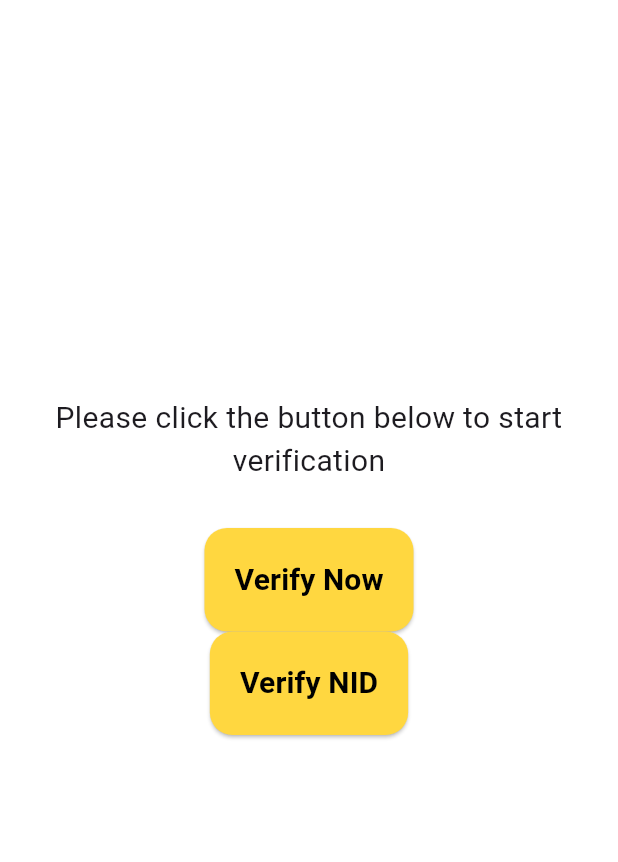
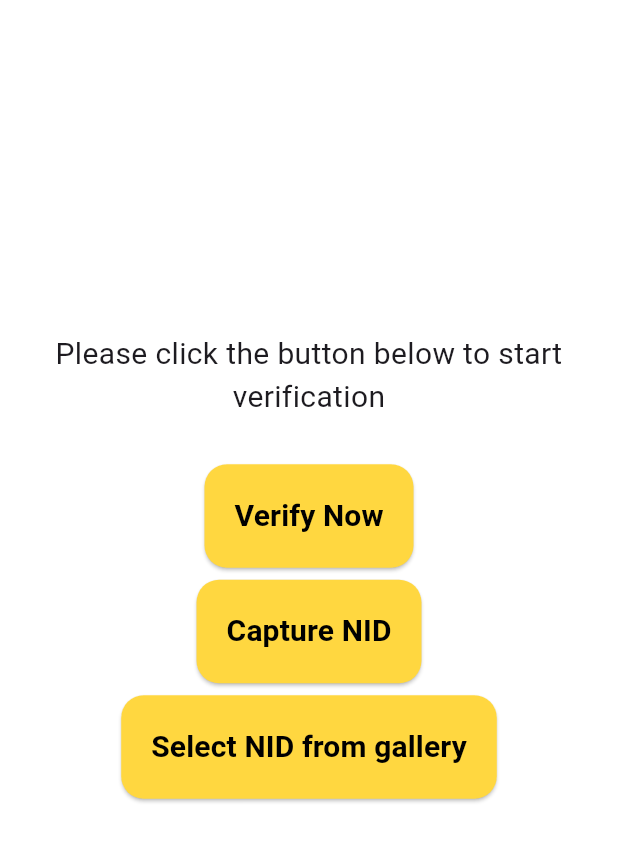
Before and after one commit to shimul53/FaceLiveness, a Flutter app: the screen it shows after launch, on a phone screen of 412 x 824 dp, the part 105-967 px from its top. Run offline on Flutter 3.47's test engine with Material 3 defaults, Android fonts, the phone set to English and light mode, and no system bars; our stand-ins replace camera, image_cropper, image_picker, permission_handler; missing offline and left inert: google_mlkit_face_detection, google_mlkit_text_recognition.

Commit message:
Image from gallery

```diff
--- a/lib/main.dart
+++ b/lib/main.dart
@@ -141,6 +141,7 @@ class _HomePageState extends State<HomePage> {
                 style: TextStyle(fontWeight: FontWeight.bold, fontSize: 20),
               ),
             ),
+            SizedBox(height: 8),
             ElevatedButton(
               style: ElevatedButton.styleFrom(
                 padding: const EdgeInsets.all(20),
@@ -166,7 +167,41 @@ class _HomePageState extends State<HomePage> {
                 });
               },
               child: const Text(
-                'Verify NID',
+                'Capture NID',
+                style: TextStyle(fontWeight: FontWeight.bold, fontSize: 20),
+              ),
+            ),
+            SizedBox(height: 8),
+            ElevatedButton(
+              style: ElevatedButton.styleFrom(
+                padding: const EdgeInsets.all(20),
+                shape: RoundedRectangleBorder(
+                  borderRadius: BorderRadius.circular(15),
+                ),
+                foregroundColor: Colors.black,
+                backgroundColor: Colors.amberAccent,
+              ),
+              onPressed: () async {
+                // For picking an image
+                final XFile? image = await _picker.pickImage(
+                  source: ImageSource.gallery,
+                );
+                if (image != null) {
+                  cropImage(_imageFile!.path).then((croppedFile) {
+                    if (croppedFile != null) {
+                      setState(() {
+                        _readNIDFromImage(_imageFile!);
+                      });
+                    } else {
+                      ScaffoldMessenger.of(context).showSnackBar(
+                        const SnackBar(content: Text('Crop cancelled')),
+                      );
+                    }
+                  });
+                }
+              },
+              child: const Text(
+                'Select NID from gallery',
                 style: TextStyle(fontWeight: FontWeight.bold, fontSize: 20),
               ),
             ),
```
Also changed, not shown: 1 other file.
